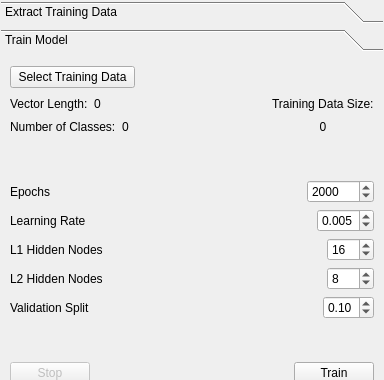
persts/Nenetic, file nenetic/gui/toolkit_widget.ui: the form before one commit; both pictures show x 0 to 384 and y 0 to 380 of the 384 by 803 pixel window.
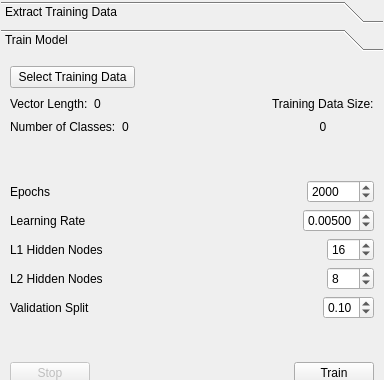
The form after the commit. The open tabs and pages were chosen to show the change.

Commit message: Added confusion matrix to training output

```diff
--- a/nenetic/gui/toolkit_widget.ui
+++ b/nenetic/gui/toolkit_widget.ui
@@ -413,8 +413,8 @@
        <rect>
         <x>0</x>
         <y>0</y>
-        <width>315</width>
-        <height>316</height>
+        <width>382</width>
+        <height>399</height>
        </rect>
       </property>
       <attribute name="label">
@@ -581,13 +581,13 @@
          <item>
           <widget class="QDoubleSpinBox" name="doubleSpinBoxLearningRate">
            <property name="decimals">
-            <number>3</number>
+            <number>5</number>
            </property>
            <property name="minimum">
-            <double>0.000000000000000</double>
+            <double>0.000010000000000</double>
            </property>
            <property name="maximum">
-            <double>0.100000000000000</double>
+            <double>0.500000000000000</double>
            </property>
            <property name="singleStep">
             <double>0.005000000000000</double>
```
Left out of the diff: 4 changed lines with no effect on the pictures. The commit also changes 1 other file.
